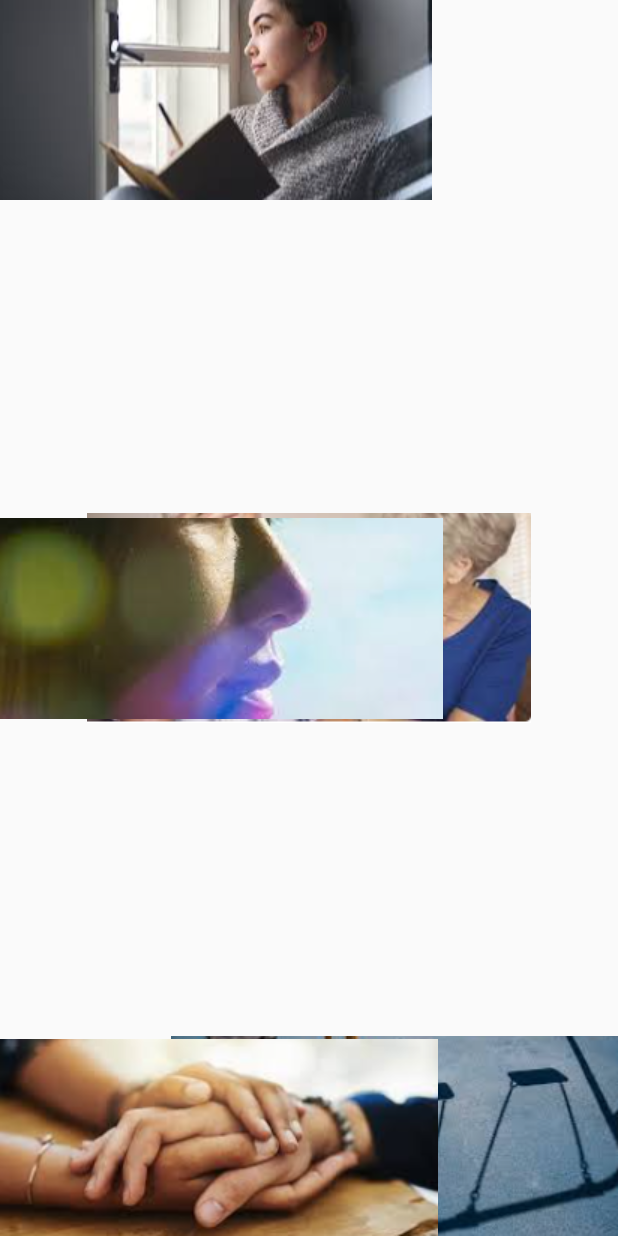
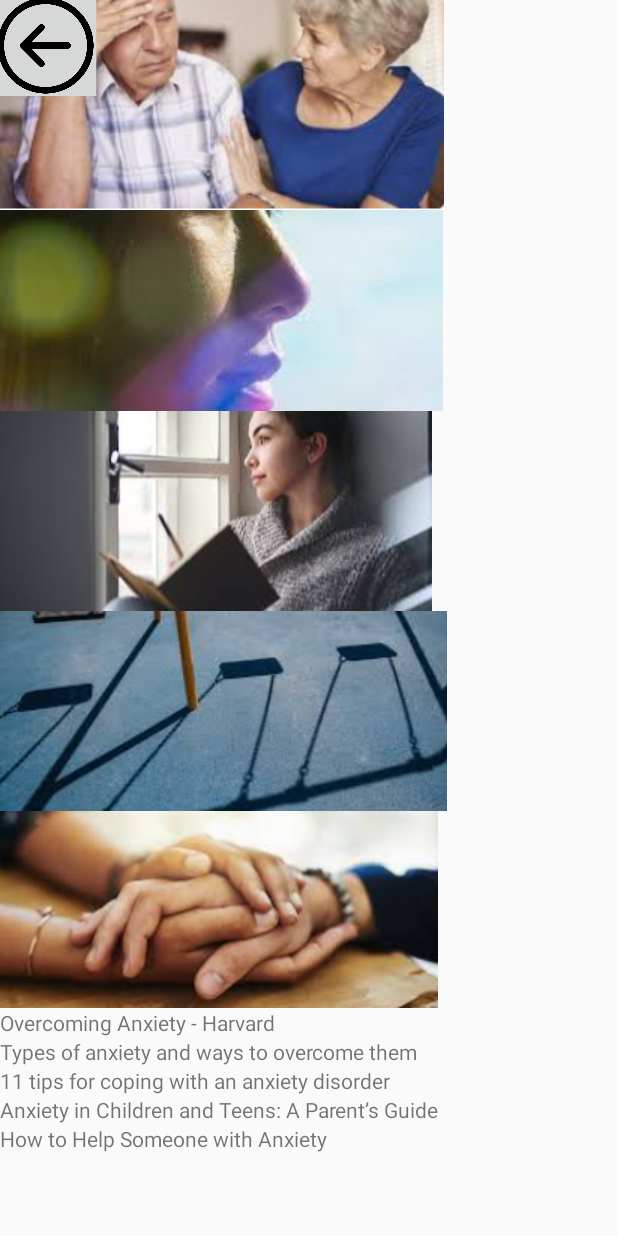
Before and after one commit to 123AbhinayR/RSA_MindfulMe_App, an Android app: the AnxietyDepression screen opened directly, with no data from a screen before it, on a phone screen of 412 x 824 dp. Run offline under Robolectric (Android 15) with nearby library versions, the phone set to English and light mode, and no system bars.

Commit message:
Added all text + scroll layouts

```diff
--- a/app/src/main/res/layout/activity_anxiety_depression.xml
+++ b/app/src/main/res/layout/activity_anxiety_depression.xml
@@ -4,7 +4,84 @@
     xmlns:tools="http://schemas.android.com/tools"
     android:layout_width="match_parent"
     android:layout_height="match_parent"
+    android:orientation="vertical"
     tools:context=".AnxietyDepression">
+
+    <ScrollView
+        android:id="@+id/scrollView"
+        android:layout_width="match_parent"
+        android:layout_height="match_parent"
+        android:orientation="vertical"
+        app:layout_constraintBottom_toBottomOf="parent"
+        app:layout_constraintStart_toStartOf="parent"
+        app:layout_constraintTop_toTopOf="parent">
+
+        <LinearLayout
+            android:layout_width="match_parent"
+            android:layout_height="wrap_content"
+            android:orientation="vertical">
+
+            <ImageView
+                android:id="@+id/AnxArt1"
+                android:layout_width="wrap_content"
+                android:layout_height="wrap_content"
+                app:srcCompat="@drawable/anx1" />
+
+            <ImageView
+                android:id="@+id/AnxArt2"
+                android:layout_width="wrap_content"
+                android:layout_height="wrap_content"
+                app:srcCompat="@drawable/anx2" />
+
+            <ImageView
+                android:id="@+id/AnxArt3"
+                android:layout_width="wrap_content"
+                android:layout_height="wrap_content"
+                app:srcCompat="@drawable/anx3" />
+
+            <ImageView
+                android:id="@+id/AnxArt4"
+                android:layout_width="wrap_content"
+                android:layout_height="wrap_content"
+                app:srcCompat="@drawable/anx4" />
+
+            <ImageView
+                android:id="@+id/AnxArt5"
+                android:layout_width="wrap_content"
+                android:layout_height="wrap_content"
+                app:srcCompat="@drawable/anx5" />
+
+            <TextView
+                android:id="@+id/AnxText1"
+                android:layout_width="match_parent"
+                android:layout_height="wrap_content"
+                android:text="Overcoming Anxiety - Harvard" />
+
+            <TextView
+                android:id="@+id/AnxText2"
+                android:layout_width="match_parent"
+                android:layout_height="wrap_content"
+                android:text="Types of anxiety and ways to overcome them" />
+
+            <TextView
+                android:id="@+id/AnxText3"
+                android:layout_width="match_parent"
+                android:layout_height="wrap_content"
+                android:text="11 tips for coping with an anxiety disorder" />
+
+            <TextView
+                android:id="@+id/AnxText4"
+                android:layout_width="match_parent"
+                android:layout_height="wrap_content"
+                android:text="Anxiety in Children and Teens: A Parent’s Guide" />
+
+            <TextView
+                android:id="@+id/AnxText5"
+                android:layout_width="match_parent"
+                android:layout_height="wrap_content"
+                android:text="How to Help Someone with Anxiety" />
+        </LinearLayout>
+    </ScrollView>
 
     <ImageButton
         android:id="@+id/backButton2"
@@ -18,47 +95,4 @@
         app:layout_constraintTop_toTopOf="parent"
         app:srcCompat="@drawable/back_button" />
 
-    <ImageView
-        android:id="@+id/AnxArt1"
-        android:layout_width="wrap_content"
-        android:layout_height="wrap_content"
-        app:layout_constraintBottom_toBottomOf="parent"
-        app:layout_constraintEnd_toEndOf="parent"
-        app:layout_constraintStart_toStartOf="parent"
-        app:layout_constraintTop_toTopOf="parent"
-        app:srcCompat="@drawable/anx1" />
-
-    <ImageView
-        android:id="@+id/AnxArt2"
-        android:layout_width="wrap_content"
-        android:layout_height="wrap_content"
-        app:layout_constraintBottom_toBottomOf="parent"
-        app:layout_constraintStart_toStartOf="parent"
-        app:layout_constraintTop_toTopOf="parent"
-        app:srcCompat="@drawable/anx2" />
-
-    <ImageView
-        android:id="@+id/AnxArt3"
-        android:layout_width="wrap_content"
-        android:layout_height="wrap_content"
-        app:layout_constraintStart_toStartOf="parent"
-        app:layout_constraintTop_toTopOf="parent"
-        app:srcCompat="@drawable/anx3" />
-
-    <ImageView
-        android:id="@+id/AnxArt4"
-        android:layout_width="wrap_content"
-        android:layout_height="wrap_content"
-        app:layout_constraintBottom_toBottomOf="parent"
-        app:layout_constraintEnd_toEndOf="parent"
-        app:srcCompat="@drawable/anx4" />
-
-    <ImageView
-        android:id="@+id/AnxArt5"
-        android:layout_width="wrap_content"
-        android:layout_height="wrap_content"
-        app:layout_constraintBottom_toBottomOf="parent"
-        app:layout_constraintStart_toStartOf="parent"
-        app:srcCompat="@drawable/anx5" />
-
 </androidx.constraintlayout.widget.ConstraintLayout>
```
Also changed, not shown: app/src/main/res/layout/activity_alcohol.xml (+78 -41 lines), app/src/main/res/layout/activity_drugs.xml (+35 -35 lines), app/src/main/res/layout/activity_gambling.xml (+79 -42 lines).
